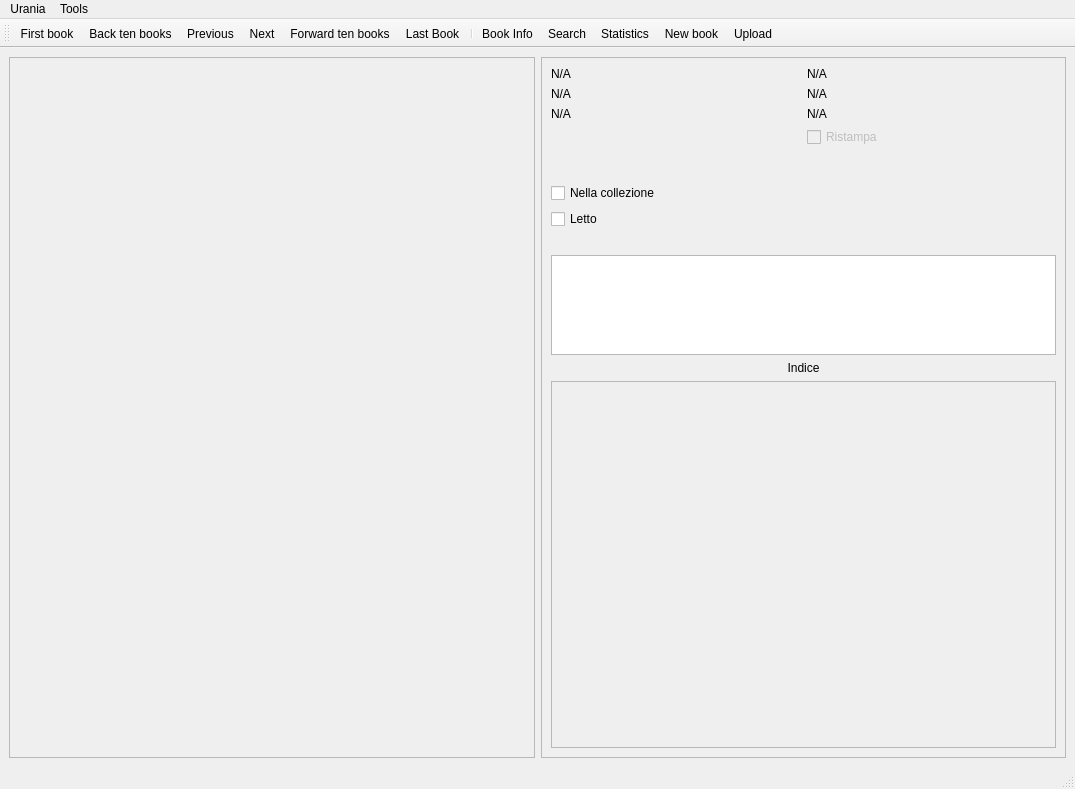
Old version of the form ui/MainWindow.ui in the repository giovortu/Urania.
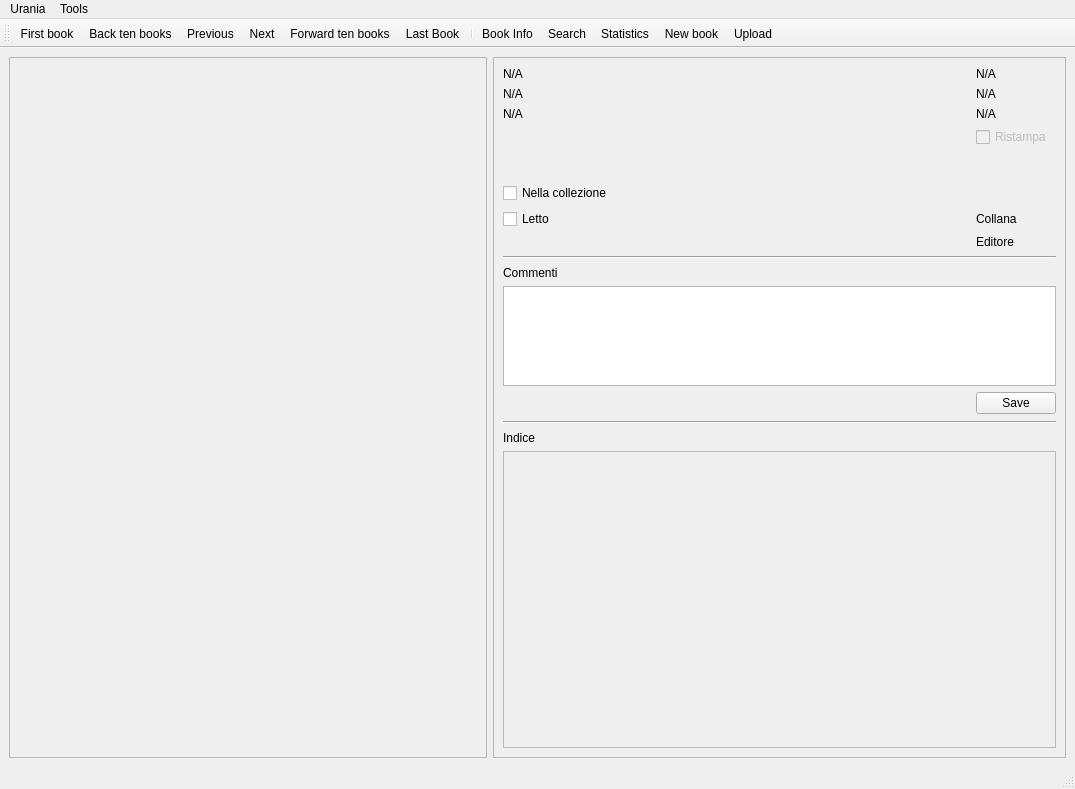
New version of the form. Icons and pictures are not drawn. Custom widgets are drawn as their Qt base class.

Diff of the .ui file:
```diff
--- a/ui/MainWindow.ui
+++ b/ui/MainWindow.ui
@@ -58,6 +58,83 @@
        <enum>QFrame::Raised</enum>
       </property>
       <layout class="QGridLayout" name="gridLayout_2">
+       <item row="7" column="1">
+        <widget class="QLabel" name="editore">
+         <property name="text">
+          <string>Editore</string>
+         </property>
+        </widget>
+       </item>
+       <item row="1" column="1">
+        <widget class="CopyableLabel" name="title_orig">
+         <property name="text">
+          <string>N/A</string>
+         </property>
+        </widget>
+       </item>
+       <item row="2" column="1">
+        <widget class="CopyableLabel" name="author">
+         <property name="text">
+          <string>N/A</string>
+         </property>
+         <property name="wordWrap">
+          <bool>true</bool>
+         </property>
+        </widget>
+       </item>
+       <item row="0" column="1">
+        <widget class="CopyableLabel" name="title_ita">
+         <property name="text">
+          <string>N/A</string>
+         </property>
+         <property name="wordWrap">
+          <bool>true</bool>
+         </property>
+        </widget>
+       </item>
+       <item row="0" column="0">
+        <widget class="CopyableLabel" name="number">
+         <property name="text">
+          <string>N/A</string>
+         </property>
+         <property name="wordWrap">
+          <bool>true</bool>
+         </property>
+        </widget>
+       </item>
+       <item row="10" column="0" colspan="2">
+        <widget class="QTextEdit" name="comment">
+         <property name="minimumSize">
+          <size>
+           <width>0</width>
+           <height>100</height>
+          </size>
+         </property>
+         <property name="maximumSize">
+          <size>
+           <width>16777215</width>
+           <height>100</height>
+          </size>
+         </property>
+        </widget>
+       </item>
+       <item row="11" column="1">
+        <widget class="QPushButton" name="saveComments">
+         <property name="text">
+          <string>Save</string>
+         </property>
+        </widget>
+       </item>
+       <item row="1" column="0">
+        <widget class="CopyableLabel" name="date_pub">
+         <property name="text">
+          <string>N/A</string>
+         </property>
+         <property name="wordWrap">
+          <bool>true</bool>
+         </property>
+        </widget>
+       </item>
        <item row="3" column="1">
         <widget class="QCheckBox" name="reprint">
          <property name="enabled">
@@ -68,10 +145,61 @@
          </property>
         </widget>
        </item>
-       <item row="6" column="1">
-        <widget class="QLabel" name="collana">
+       <item row="15" column="0" colspan="2">
+        <widget class="QScrollArea" name="scrollArea">
+         <property name="widgetResizable">
+          <bool>true</bool>
+         </property>
+         <widget class="QWidget" name="scrollAreaWidgetContents_2">
+          <property name="geometry">
+           <rect>
+            <x>0</x>
+            <y>0</y>
+            <width>551</width>
+            <height>251</height>
+           </rect>
+          </property>
+          <layout class="QVBoxLayout" name="verticalLayout">
+           <item>
+            <layout class="QGridLayout" name="indexLayout" rowstretch="0" columnstretch="0" rowminimumheight="0" columnminimumwidth="0">
+             <property name="leftMargin">
+              <number>5</number>
+             </property>
+             <property name="topMargin">
+              <number>5</number>
+             </property>
+             <property name="rightMargin">
+              <number>5</number>
+             </property>
+             <property name="bottomMargin">
+              <number>5</number>
+             </property>
+             <property name="spacing">
+              <number>5</number>
+             </property>
+            </layout>
+           </item>
+           <item>
+            <spacer name="verticalSpacer">
+             <property name="orientation">
+              <enum>Qt::Vertical</enum>
+             </property>
+             <property name="sizeHint" stdset="0">
+              <size>
+               <width>20</width>
+               <height>40</height>
+              </size>
+             </property>
+            </spacer>
+           </item>
+          </layout>
+         </widget>
+        </widget>
+       </item>
+       <item row="6" column="0">
+        <widget class="QCheckBox" name="read">
          <property name="text">
-          <string/>
+          <string>Letto</string>
          </property>
         </widget>
        </item>
@@ -85,6 +213,19 @@
          </property>
         </widget>
        </item>
+       <item row="12" column="0" colspan="2">
+        <widget class="Line" name="line">
+         <property name="minimumSize">
+          <size>
+           <width>0</width>
+           <height>5</height>
+          </size>
+         </property>
+         <property name="orientation">
+          <enum>Qt::Horizontal</enum>
+         </property>
+        </widget>
+       </item>
        <item row="4" column="0" colspan="2">
         <layout class="QGridLayout" name="gridLayout_4" rowstretch="0" columnstretch="0,0" rowminimumheight="0" columnminimumwidth="0,0">
          <property name="leftMargin">
@@ -133,50 +274,20 @@
          </item>
         </layout>
        </item>
-       <item row="1" column="0">
-        <widget class="CopyableLabel" name="date_pub">
+       <item row="6" column="1">
+        <widget class="QLabel" name="collana">
          <property name="text">
-          <string>N/A</string>
+          <string>Collana</string>
          </property>
-         <property name="wordWrap">
-          <bool>true</bool>
-         </property>
         </widget>
        </item>
-       <item row="6" column="0">
-        <widget class="QCheckBox" name="read">
-         <property name="text">
-          <string>Letto</string>
-         </property>
-        </widget>
-       </item>
-       <item row="2" column="1">
-        <widget class="CopyableLabel" name="author">
-         <property name="text">
-          <string>N/A</string>
-         </property>
-         <property name="wordWrap">
-          <bool>true</bool>
-         </property>
-        </widget>
-       </item>
-       <item row="9" column="0" colspan="2">
+       <item row="13" column="0" colspan="2">
         <widget class="QLabel" name="label">
          <property name="text">
           <string>Indice</string>
          </property>
          <property name="alignment">
-          <set>Qt::AlignCenter</set>
-         </property>
-        </widget>
-       </item>
-       <item row="0" column="1">
-        <widget class="CopyableLabel" name="title_ita">
-         <property name="text">
-          <string>N/A</string>
-         </property>
-         <property name="wordWrap">
-          <bool>true</bool>
+          <set>Qt::AlignLeading|Qt::AlignLeft|Qt::AlignVCenter</set>
          </property>
         </widget>
        </item>
@@ -187,94 +298,42 @@
          </property>
         </widget>
        </item>
-       <item row="1" column="1">
-        <widget class="CopyableLabel" name="title_orig">
+       <item row="9" column="0">
+        <widget class="QLabel" name="label_2">
          <property name="text">
-          <string>N/A</string>
+          <string>Commenti</string>
          </property>
         </widget>
        </item>
-       <item row="10" column="0" colspan="2">
-        <widget class="QScrollArea" name="scrollArea">
-         <property name="widgetResizable">
-          <bool>true</bool>
+       <item row="11" column="0">
+        <spacer name="horizontalSpacer">
+         <property name="orientation">
+          <enum>Qt::Horizontal</enum>
          </property>
-         <widget class="QWidget" name="scrollAreaWidgetContents_2">
-          <property name="geometry">
-           <rect>
-            <x>0</x>
-            <y>0</y>
-            <width>503</width>
-            <height>325</height>
-           </rect>
-          </property>
-          <layout class="QVBoxLayout" name="verticalLayout">
-           <item>
-            <layout class="QGridLayout" name="indexLayout" rowstretch="0" columnstretch="0" rowminimumheight="0" columnminimumwidth="0">
-             <property name="leftMargin">
-              <number>5</number>
-             </property>
-             <property name="topMargin">
-              <number>5</number>
-             </property>
-             <property name="rightMargin">
-              <number>5</number>
-             </property>
-             <property name="bottomMargin">
-              <number>5</number>
-             </property>
-             <property name="spacing">
-              <number>5</number>
-             </property>
-            </layout>
-           </item>
-           <item>
-            <spacer name="verticalSpacer">
-             <property name="orientation">
-              <enum>Qt::Vertical</enum>
-             </property>
-             <property name="sizeHint" stdset="0">
-              <size>
-               <width>20</width>
-               <height>40</height>
-              </size>
-             </property>
-            </spacer>
-           </item>
-          </layout>
-         </widget>
-        </widget>
-       </item>
-       <item row="0" column="0">
-        <widget class="CopyableLabel" name="number">
-         <property name="text">
-          <string>N/A</string>
+         <property name="sizeHint" stdset="0">
+          <size>
+           <width>40</width>
+           <height>20</height>
+          </size>
          </property>
-         <property name="wordWrap">
-          <bool>true</bool>
-         </property>
-        </widget>
+        </spacer>
        </item>
        <item row="8" column="0" colspan="2">
-        <widget class="QTextEdit" name="comment">
+        <widget class="Line" name="line_2">
          <property name="minimumSize">
           <size>
            <width>0</width>
-           <height>100</height>
+           <height>5</height>
           </size>
          </property>
          <property name="maximumSize">
           <size>
            <width>16777215</width>
-           <height>100</height>
+           <height>5</height>
           </size>
          </property>
-        </widget>
-       </item>
-       <item row="7" column="1">
-        <widget class="QLabel" name="editore">
-         <property name="text">
-          <string/>
+         <property name="orientation">
+          <enum>Qt::Horizontal</enum>
          </property>
         </widget>
        </item>
```
Left out of the diff: 2 changed lines with no effect on the pictures.
